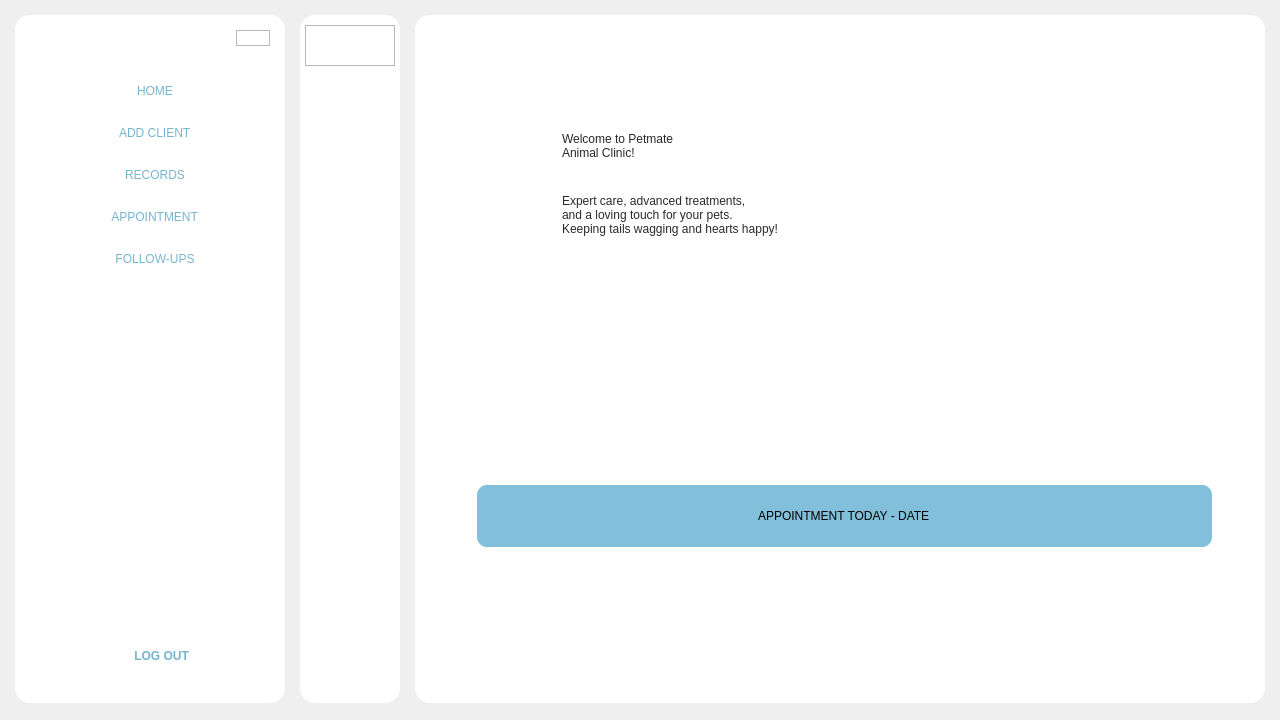
First picture: the form in Desktop_Application/Frontend/Home.ui, repository DreddVDomasian/Petmate-Desktop-Application, before the edit.
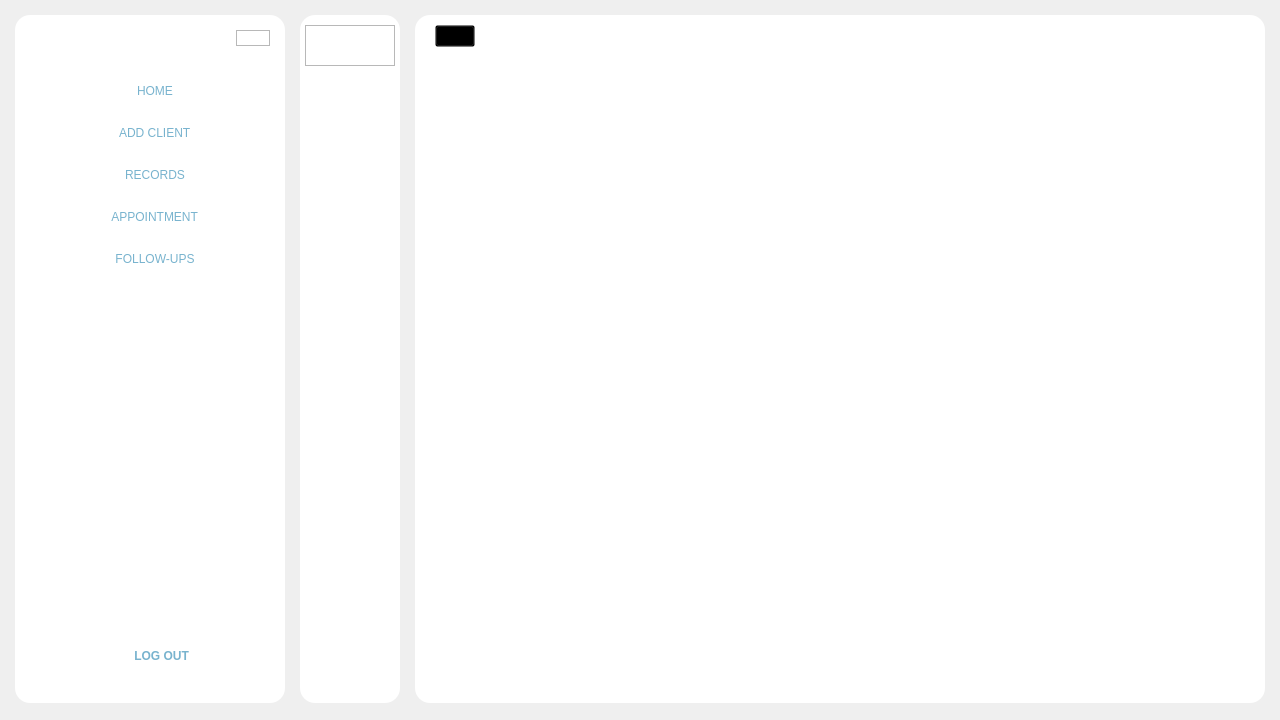
Second picture: the form after the edit. The open tabs and pages were chosen to show the change. Icons and pictures are not drawn.

Commit message: Home layout, card hover(light blue)

```diff
--- a/Desktop_Application/Frontend/Home.ui
+++ b/Desktop_Application/Frontend/Home.ui
@@ -1220,10 +1220,6 @@
                  </property>
                  <item alignment="Qt::AlignLeft">
                   <widget class="QPushButton" name="homeBackBtn">
-                   <property name="styleSheet">
-                    <string notr="true">border:none;
-background-color:transparent;</string>
-                   </property>
                    <property name="icon">
                     <iconset resource="resource.qrc">
                      <normaloff>:/Icons/Icons/left-arrow.png</normaloff>:/Icons/Icons/left-arrow.png</iconset>
@@ -1240,7 +1236,7 @@
                    </property>
                    <property name="minimumSize">
                     <size>
-                     <width>0</width>
+                     <width>816</width>
                      <height>250</height>
                     </size>
                    </property>
@@ -1261,138 +1257,43 @@
                    </property>
                    <layout class="QHBoxLayout" name="horizontalLayout_7">
                     <property name="leftMargin">
-                     <number>45</number>
+                     <number>15</number>
                     </property>
-                    <item alignment="Qt::AlignHCenter|Qt::AlignVCenter">
-                     <widget class="QFrame" name="welcome">
-                      <property name="styleSheet">
-                       <string notr="true">QFrame{
-	background:transparent;
-
-}</string>
-                      </property>
+                    <property name="rightMargin">
+                     <number>15</number>
+                    </property>
+                    <item>
+                     <widget class="QFrame" name="frame_22">
                       <property name="frameShape">
-                       <enum>QFrame::NoFrame</enum>
+                       <enum>QFrame::StyledPanel</enum>
                       </property>
-                      <layout class="QVBoxLayout" name="verticalLayout_4">
-                       <property name="spacing">
-                        <number>20</number>
-                       </property>
-                       <property name="sizeConstraint">
-                        <enum>QLayout::SetDefaultConstraint</enum>
-                       </property>
-                       <property name="leftMargin">
-                        <number>0</number>
-                       </property>
-                       <property name="topMargin">
-                        <number>0</number>
-                       </property>
-                       <property name="rightMargin">
-                        <number>0</number>
-                       </property>
-                       <item alignment="Qt::AlignTop">
-                        <widget class="QLabel" name="label_7">
-                         <property name="maximumSize">
-                          <size>
-                           <width>16777215</width>
-                           <height>100</height>
-                          </size>
-                         </property>
-                         <property name="styleSheet">
-                          <string notr="true">QLabel{
-	
-	font: 87 32pt &quot;Montserrat Black&quot;;
-	color: #272727;
-	text-align:left;
-}
-</string>
-                         </property>
-                         <property name="text">
-                          <string>Welcome to Petmate 
-Animal Clinic!
-</string>
-                         </property>
-                         <property name="textFormat">
-                          <enum>Qt::AutoText</enum>
-                         </property>
-                         <property name="scaledContents">
-                          <bool>true</bool>
-                         </property>
-                         <property name="alignment">
-                          <set>Qt::AlignLeading|Qt::AlignLeft|Qt::AlignVCenter</set>
-                         </property>
-                         <property name="wordWrap">
-                          <bool>false</bool>
-                         </property>
-                         <property name="indent">
-                          <number>-1</number>
-                         </property>
-                        </widget>
-                       </item>
-                       <item alignment="Qt::AlignBottom">
-                        <widget class="QLabel" name="label_8">
-                         <property name="maximumSize">
-                          <size>
-                           <width>16777215</width>
-                           <height>80</height>
-                          </size>
-                         </property>
-                         <property name="styleSheet">
-                          <string notr="true">QLabel{
-	
-	font: 25 14pt &quot;Montserrat Light&quot;;
-	color: #2A2A2A;
-}
-
-</string>
-                         </property>
-                         <property name="text">
-                          <string>Expert care, advanced treatments, 
-and a loving touch for your pets. 
-Keeping tails wagging and hearts happy!</string>
-                         </property>
-                        </widget>
-                       </item>
-                      </layout>
+                      <property name="frameShadow">
+                       <enum>QFrame::Raised</enum>
+                      </property>
+                      <layout class="QVBoxLayout" name="verticalLayout_4"/>
                      </widget>
                     </item>
                     <item>
-                     <widget class="QFrame" name="picture">
+                     <widget class="QFrame" name="frame_48">
+                      <property name="minimumSize">
+                       <size>
+                        <width>0</width>
+                        <height>0</height>
+                       </size>
+                      </property>
                       <property name="frameShape">
-                       <enum>QFrame::NoFrame</enum>
+                       <enum>QFrame::StyledPanel</enum>
                       </property>
-                      <layout class="QVBoxLayout" name="verticalLayout_5">
-                       <item alignment="Qt::AlignRight">
-                        <widget class="QLabel" name="label_9">
-                         <property name="sizePolicy">
-                          <sizepolicy hsizetype="Expanding" vsizetype="Preferred">
-                           <horstretch>0</horstretch>
-                           <verstretch>0</verstretch>
-                          </sizepolicy>
-                         </property>
-                         <property name="minimumSize">
-                          <size>
-                           <width>285</width>
-                           <height>285</height>
-                          </size>
-                         </property>
-                         <property name="maximumSize">
-                          <size>
-                           <width>285</width>
-                           <height>285</height>
-                          </size>
-                         </property>
-                         <property name="text">
-                          <string/>
-                         </property>
-                         <property name="pixmap">
-                          <pixmap resource="resource.qrc">:/images/image/image 1.png</pixmap>
-                         </property>
-                         <property name="scaledContents">
-                          <bool>true</bool>
-                         </property>
-                        </widget>
-                       </item>
+                      <property name="frameShadow">
+                       <enum>QFrame::Raised</enum>
+                      </property>
+                      <layout class="QHBoxLayout" name="horizontalLayout_79">
+                       <property name="leftMargin">
+                        <number>15</number>
+                       </property>
+                       <property name="bottomMargin">
+                        <number>15</number>
+                       </property>
                       </layout>
                      </widget>
                     </item>
@@ -1422,57 +1323,41 @@
                    <property name="frameShape">
                     <enum>QFrame::NoFrame</enum>
                    </property>
-                   <layout class="QVBoxLayout" name="verticalLayout_6">
+                   <layout class="QHBoxLayout" name="horizontalLayout_78">
                     <property name="spacing">
-                     <number>10</number>
+                     <number>7</number>
                     </property>
-                    <item alignment="Qt::AlignHCenter">
-                     <widget class="QFrame" name="appointment_date">
+                    <property name="leftMargin">
+                     <number>15</number>
+                    </property>
+                    <property name="rightMargin">
+                     <number>15</number>
+                    </property>
+                    <item>
+                     <widget class="QFrame" name="frame_53">
                       <property name="sizePolicy">
-                       <sizepolicy hsizetype="Expanding" vsizetype="Preferred">
+                       <sizepolicy hsizetype="Preferred" vsizetype="Expanding">
                         <horstretch>0</horstretch>
                         <verstretch>0</verstretch>
                        </sizepolicy>
                       </property>
-                      <property name="minimumSize">
-                       <size>
-                        <width>735</width>
-                        <height>62</height>
-                       </size>
+                      <property name="frameShape">
+                       <enum>QFrame::StyledPanel</enum>
                       </property>
-                      <property name="maximumSize">
-                       <size>
-                        <width>735</width>
-                        <height>62</height>
-                       </size>
+                      <property name="frameShadow">
+                       <enum>QFrame::Raised</enum>
                       </property>
-                      <property name="styleSheet">
-                       <string notr="true">QFrame{
-	border:none;
-	border-radius:10px;
-	background-color: #81BFDA;
-
-}</string>
-                      </property>
+                     </widget>
+                    </item>
+                    <item>
+                     <widget class="QFrame" name="frame_54">
                       <property name="frameShape">
-                       <enum>QFrame::NoFrame</enum>
+                       <enum>QFrame::StyledPanel</enum>
                       </property>
-                      <layout class="QGridLayout" name="gridLayout">
-                       <item row="0" column="0" alignment="Qt::AlignHCenter">
-                        <widget class="QLabel" name="label_10">
-                         <property name="styleSheet">
-                          <string notr="true">QLabel{
-	color:black;
-	font: 81 26pt &quot;Montserrat ExtraBold&quot;;
-	qproperty-alignment: AlignCenter;
-}</string>
-                         </property>
-                         <property name="text">
-                          <string>APPOINTMENT TODAY - DATE</string>
-                         </property>
-                        </widget>
-                       </item>
-                      </layout>
+                      <property name="frameShadow">
+                       <enum>QFrame::Raised</enum>
+                      </property>
+                      <layout class="QVBoxLayout" name="verticalLayout_5"/>
                      </widget>
                     </item>
                    </layout>
```
Left out of the diff: 126 changed lines with no effect on the pictures. The commit also changes 4 other files.
